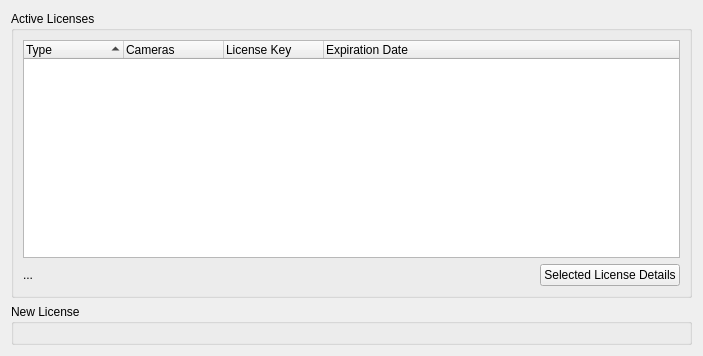
The window that client/src/ui/widgets/settings/license_manager_widget.ui (networkoptix/nx_open) describes before a commit, drawn with Qt 5.
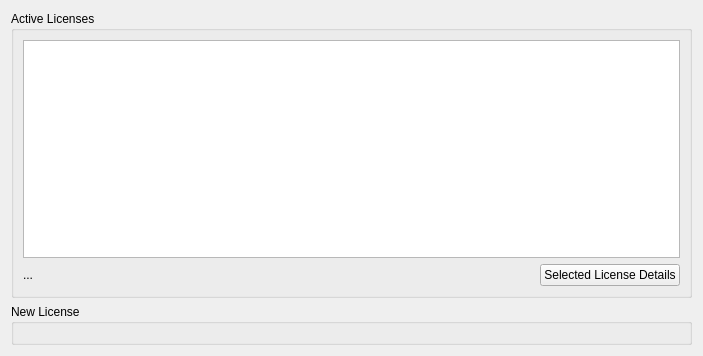
The same window after the commit. Custom widgets are drawn as their Qt base class.

Commit message:
License expiration notification.
<==== Mercurial data ====>
Branch: master

The edit to the form file:
```diff
--- a/client/src/ui/widgets/settings/license_manager_widget.ui
+++ b/client/src/ui/widgets/settings/license_manager_widget.ui
@@ -25,39 +25,16 @@
         <item>
          <layout class="QVBoxLayout" name="verticalLayout">
           <item>
-           <widget class="QTreeWidget" name="gridLicenses">
+           <widget class="QTreeView" name="gridLicenses">
+            <property name="editTriggers">
+             <set>QAbstractItemView::NoEditTriggers</set>
+            </property>
             <property name="rootIsDecorated">
              <bool>false</bool>
             </property>
             <property name="sortingEnabled">
              <bool>true</bool>
             </property>
-            <property name="columnCount">
-             <number>4</number>
-            </property>
-            <attribute name="headerStretchLastSection">
-             <bool>true</bool>
-            </attribute>
-            <column>
-             <property name="text">
-              <string>Type</string>
-             </property>
-            </column>
-            <column>
-             <property name="text">
-              <string>Cameras</string>
-             </property>
-            </column>
-            <column>
-             <property name="text">
-              <string>License Key</string>
-             </property>
-            </column>
-            <column>
-             <property name="text">
-              <string>Expiration Date</string>
-             </property>
-            </column>
            </widget>
           </item>
           <item>
```
Left out of the diff: 3 changed lines with no effect on the pictures. The commit also changes 16 other files.
